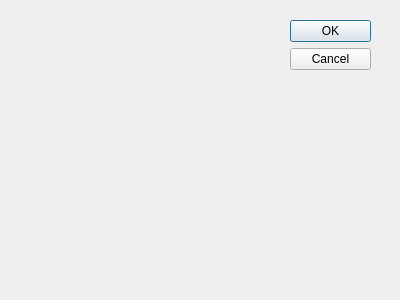
Above: BaseballTour/editteam.ui from awiswasi/WhoIsYourDatabase before the change. Below: the same form after it.
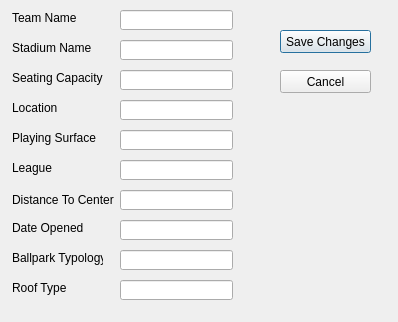
That is the form after the change.

Diff of the .ui file:
```diff
--- a/BaseballTour/editteam.ui
+++ b/BaseballTour/editteam.ui
@@ -8,27 +8,267 @@
    <rect>
     <x>0</x>
     <y>0</y>
-    <width>400</width>
-    <height>300</height>
+    <width>398</width>
+    <height>322</height>
    </rect>
   </property>
   <property name="windowTitle">
    <string>Dialog</string>
   </property>
-  <widget class="QDialogButtonBox" name="buttonBox">
+  <widget class="QLineEdit" name="lineEdit">
    <property name="geometry">
     <rect>
-     <x>290</x>
-     <y>20</y>
-     <width>81</width>
-     <height>241</height>
+     <x>120</x>
+     <y>10</y>
+     <width>113</width>
+     <height>20</height>
     </rect>
    </property>
-   <property name="orientation">
-    <enum>Qt::Vertical</enum>
+  </widget>
+  <widget class="QLabel" name="label">
+   <property name="geometry">
+    <rect>
+     <x>12</x>
+     <y>10</y>
+     <width>91</width>
+     <height>16</height>
+    </rect>
    </property>
-   <property name="standardButtons">
-    <set>QDialogButtonBox::Cancel|QDialogButtonBox::Ok</set>
+   <property name="text">
+    <string>Team Name</string>
+   </property>
+  </widget>
+  <widget class="QLabel" name="label_2">
+   <property name="geometry">
+    <rect>
+     <x>12</x>
+     <y>40</y>
+     <width>91</width>
+     <height>16</height>
+    </rect>
+   </property>
+   <property name="text">
+    <string>Stadium Name</string>
+   </property>
+  </widget>
+  <widget class="QLabel" name="label_3">
+   <property name="geometry">
+    <rect>
+     <x>12</x>
+     <y>70</y>
+     <width>91</width>
+     <height>16</height>
+    </rect>
+   </property>
+   <property name="text">
+    <string>Seating Capacity</string>
+   </property>
+  </widget>
+  <widget class="QLabel" name="label_4">
+   <property name="geometry">
+    <rect>
+     <x>12</x>
+     <y>100</y>
+     <width>91</width>
+     <height>16</height>
+    </rect>
+   </property>
+   <property name="text">
+    <string>Location</string>
+   </property>
+  </widget>
+  <widget class="QLabel" name="label_5">
+   <property name="geometry">
+    <rect>
+     <x>12</x>
+     <y>130</y>
+     <width>91</width>
+     <height>16</height>
+    </rect>
+   </property>
+   <property name="text">
+    <string>Playing Surface</string>
+   </property>
+  </widget>
+  <widget class="QLabel" name="label_6">
+   <property name="geometry">
+    <rect>
+     <x>12</x>
+     <y>160</y>
+     <width>91</width>
+     <height>16</height>
+    </rect>
+   </property>
+   <property name="text">
+    <string>League</string>
+   </property>
+  </widget>
+  <widget class="QLabel" name="label_7">
+   <property name="geometry">
+    <rect>
+     <x>12</x>
+     <y>220</y>
+     <width>91</width>
+     <height>16</height>
+    </rect>
+   </property>
+   <property name="text">
+    <string>Date Opened</string>
+   </property>
+  </widget>
+  <widget class="QLabel" name="label_8">
+   <property name="geometry">
+    <rect>
+     <x>12</x>
+     <y>190</y>
+     <width>111</width>
+     <height>20</height>
+    </rect>
+   </property>
+   <property name="text">
+    <string>Distance To Center</string>
+   </property>
+  </widget>
+  <widget class="QLabel" name="label_9">
+   <property name="geometry">
+    <rect>
+     <x>12</x>
+     <y>250</y>
+     <width>91</width>
+     <height>16</height>
+    </rect>
+   </property>
+   <property name="text">
+    <string>Ballpark Typology</string>
+   </property>
+  </widget>
+  <widget class="QLabel" name="label_10">
+   <property name="geometry">
+    <rect>
+     <x>12</x>
+     <y>280</y>
+     <width>91</width>
+     <height>16</height>
+    </rect>
+   </property>
+   <property name="text">
+    <string>Roof Type</string>
+   </property>
+  </widget>
+  <widget class="QLineEdit" name="lineEdit_2">
+   <property name="geometry">
+    <rect>
+     <x>120</x>
+     <y>40</y>
+     <width>113</width>
+     <height>20</height>
+    </rect>
+   </property>
+  </widget>
+  <widget class="QLineEdit" name="lineEdit_3">
+   <property name="geometry">
+    <rect>
+     <x>120</x>
+     <y>70</y>
+     <width>113</width>
+     <height>20</height>
+    </rect>
+   </property>
+  </widget>
+  <widget class="QLineEdit" name="lineEdit_4">
+   <property name="geometry">
+    <rect>
+     <x>120</x>
+     <y>100</y>
+     <width>113</width>
+     <height>20</height>
+    </rect>
+   </property>
+  </widget>
+  <widget class="QLineEdit" name="lineEdit_5">
+   <property name="geometry">
+    <rect>
+     <x>120</x>
+     <y>130</y>
+     <width>113</width>
+     <height>20</height>
+    </rect>
+   </property>
+  </widget>
+  <widget class="QLineEdit" name="lineEdit_6">
+   <property name="geometry">
+    <rect>
+     <x>120</x>
+     <y>160</y>
+     <width>113</width>
+     <height>20</height>
+    </rect>
+   </property>
+  </widget>
+  <widget class="QLineEdit" name="lineEdit_7">
+   <property name="geometry">
+    <rect>
+     <x>120</x>
+     <y>190</y>
+     <width>113</width>
+     <height>20</height>
+    </rect>
+   </property>
+  </widget>
+  <widget class="QLineEdit" name="lineEdit_8">
+   <property name="geometry">
+    <rect>
+     <x>120</x>
+     <y>220</y>
+     <width>113</width>
+     <height>20</height>
+    </rect>
+   </property>
+  </widget>
+  <widget class="QLineEdit" name="lineEdit_9">
+   <property name="geometry">
+    <rect>
+     <x>120</x>
+     <y>250</y>
+     <width>113</width>
+     <height>20</height>
+    </rect>
+   </property>
+  </widget>
+  <widget class="QLineEdit" name="lineEdit_10">
+   <property name="geometry">
+    <rect>
+     <x>120</x>
+     <y>280</y>
+     <width>113</width>
+     <height>20</height>
+    </rect>
+   </property>
+  </widget>
+  <widget class="QPushButton" name="SaveButton">
+   <property name="geometry">
+    <rect>
+     <x>280</x>
+     <y>30</y>
+     <width>91</width>
+     <height>23</height>
+    </rect>
+   </property>
+   <property name="text">
+    <string>Save Changes</string>
+   </property>
+  </widget>
+  <widget class="QPushButton" name="CancelButton">
+   <property name="geometry">
+    <rect>
+     <x>280</x>
+     <y>70</y>
+     <width>91</width>
+     <height>23</height>
+    </rect>
+   </property>
+   <property name="text">
+    <string>Cancel</string>
    </property>
   </widget>
  </widget>
```
Left out of the diff: 40 changed lines with no effect on the pictures.
